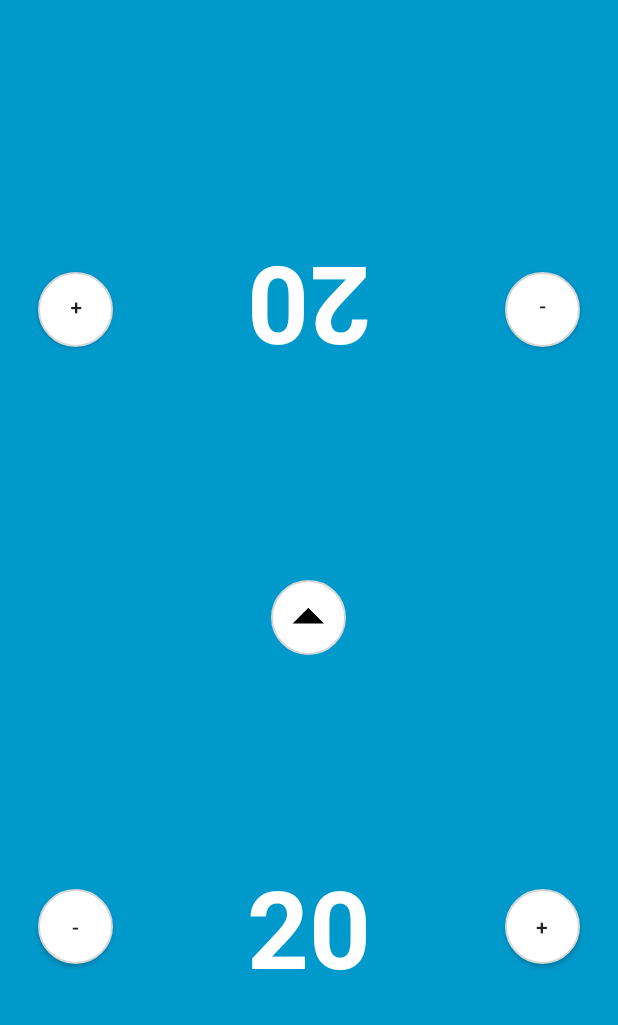
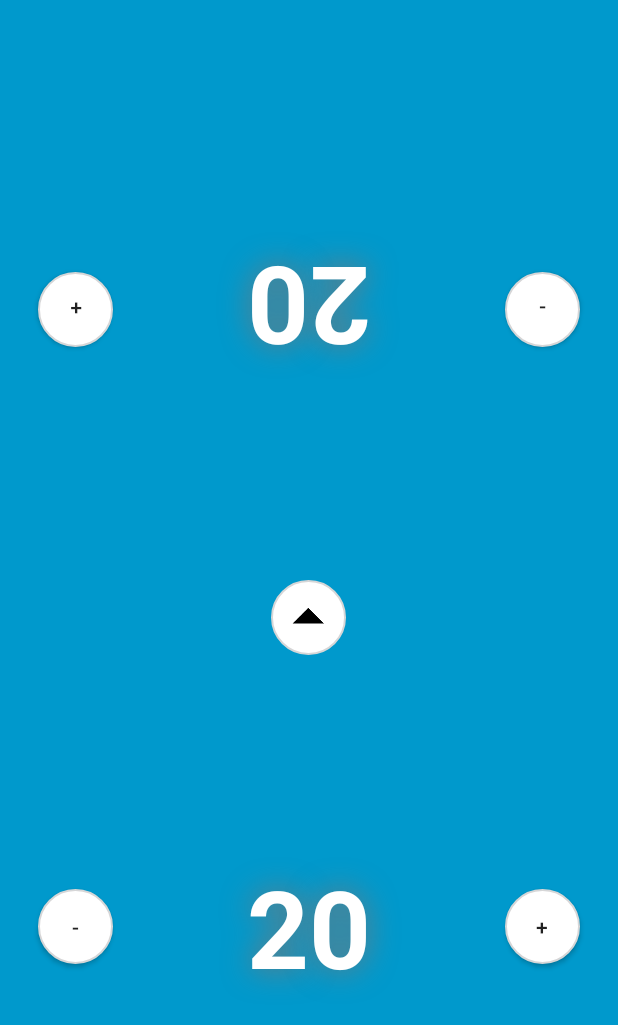
Before and after one commit to josh-perry/MTG-Counter, an Android app: the screen it shows after launch (MainActivity), on a phone screen of 412 x 824 dp. Shown: the top 1025 px of the screen. Run offline under Robolectric (Android 15) with nearby library versions, the phone set to English and light mode, and no system bars; libraries missing offline, so code that uses them is left out: petrov.kristiyan.colorpicker.

Commit message:
Added shadow to life total text

```diff
--- a/app/src/main/res/layout/counter_widget.xml
+++ b/app/src/main/res/layout/counter_widget.xml
@@ -14,7 +14,11 @@
         android:gravity="center"
         android:textColor="#ffffff"
         android:textSize="72sp"
-        android:textStyle="bold"/>
+        android:textStyle="bold"
+        android:shadowColor="#787878"
+        android:shadowDx="0.0"
+        android:shadowDy="0.0"
+        android:shadowRadius="25"/>
 
     <Button
         android:id="@+id/minus_life_button"
```
